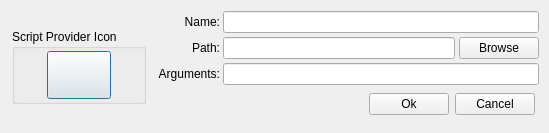
Old version of the form products/RAT-STATS/rstats_ui/src/UIRStatsScriptProviderConfigDialog.ui in the repository cbtek/RStats2017.
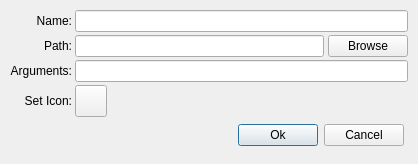
New version of the form.

Commit message: Started updating UIRStatsSVA project and brought gui up to final state Added function to RStatsWorksheet for importing data columns/rows Removed large icon selection from config dialogs

Diff of the .ui file:
```diff
--- a/products/RAT-STATS/rstats_ui/src/UIRStatsScriptProviderConfigDialog.ui
+++ b/products/RAT-STATS/rstats_ui/src/UIRStatsScriptProviderConfigDialog.ui
@@ -6,8 +6,8 @@
    <rect>
     <x>0</x>
     <y>0</y>
-    <width>549</width>
-    <height>133</height>
+    <width>418</width>
+    <height>164</height>
    </rect>
   </property>
   <property name="windowTitle">
@@ -47,105 +47,6 @@
       <property name="bottomMargin">
        <number>4</number>
       </property>
-      <item>
-       <widget class="QFrame" name="verticalFrame">
-        <layout class="QVBoxLayout" name="verticalLayout_2">
-         <property name="leftMargin">
-          <number>4</number>
-         </property>
-         <property name="topMargin">
-          <number>4</number>
-         </property>
-         <property name="rightMargin">
-          <number>4</number>
-         </property>
-         <property name="bottomMargin">
-          <number>4</number>
-         </property>
-         <item>
-          <spacer name="verticalSpacer_2">
-           <property name="orientation">
-            <enum>Qt::Vertical</enum>
-           </property>
-           <property name="sizeHint" stdset="0">
-            <size>
-             <width>20</width>
-             <height>40</height>
-            </size>
-           </property>
-          </spacer>
-         </item>
-         <item>
-          <widget class="QGroupBox" name="verticalGroupBox">
-           <property name="sizePolicy">
-            <sizepolicy hsizetype="Fixed" vsizetype="Preferred">
-             <horstretch>0</horstretch>
-             <verstretch>0</verstretch>
-            </sizepolicy>
-           </property>
-           <property name="title">
-            <string>Script Provider Icon</string>
-           </property>
-           <layout class="QHBoxLayout" name="horizontalLayout_3">
-            <property name="spacing">
-             <number>3</number>
-            </property>
-            <property name="leftMargin">
-             <number>2</number>
-            </property>
-            <property name="topMargin">
-             <number>2</number>
-            </property>
-            <property name="rightMargin">
-             <number>2</number>
-            </property>
-            <property name="bottomMargin">
-             <number>2</number>
-            </property>
-            <item>
-             <widget class="QPushButton" name="m_btnSetIcon">
-              <property name="minimumSize">
-               <size>
-                <width>48</width>
-                <height>48</height>
-               </size>
-              </property>
-              <property name="maximumSize">
-               <size>
-                <width>64</width>
-                <height>64</height>
-               </size>
-              </property>
-              <property name="text">
-               <string/>
-              </property>
-              <property name="iconSize">
-               <size>
-                <width>32</width>
-                <height>32</height>
-               </size>
-              </property>
-             </widget>
-            </item>
-           </layout>
-          </widget>
-         </item>
-         <item>
-          <spacer name="verticalSpacer">
-           <property name="orientation">
-            <enum>Qt::Vertical</enum>
-           </property>
-           <property name="sizeHint" stdset="0">
-            <size>
-             <width>20</width>
-             <height>40</height>
-            </size>
-           </property>
-          </spacer>
-         </item>
-        </layout>
-       </widget>
-      </item>
       <item>
        <layout class="QGridLayout" name="gridLayout">
         <property name="leftMargin">
@@ -163,69 +64,6 @@
         <property name="spacing">
          <number>3</number>
         </property>
-        <item row="2" column="0">
-         <widget class="QLabel" name="label_6">
-          <property name="text">
-           <string>Arguments:</string>
-          </property>
-          <property name="alignment">
-           <set>Qt::AlignRight|Qt::AlignTrailing|Qt::AlignVCenter</set>
-          </property>
-         </widget>
-        </item>
-        <item row="1" column="1">
-         <widget class="QFrame" name="frame">
-          <property name="sizePolicy">
-           <sizepolicy hsizetype="Preferred" vsizetype="Fixed">
-            <horstretch>0</horstretch>
-            <verstretch>0</verstretch>
-           </sizepolicy>
-          </property>
-          <layout class="QHBoxLayout" name="horizontalLayout">
-           <property name="spacing">
-            <number>4</number>
-           </property>
-           <property name="leftMargin">
-            <number>0</number>
-           </property>
-           <property name="topMargin">
-            <number>0</number>
-           </property>
-           <property name="rightMargin">
-            <number>0</number>
-           </property>
-           <property name="bottomMargin">
-            <number>0</number>
-           </property>
-           <item>
-            <widget class="QLineEdit" name="m_txtLocation"/>
-           </item>
-           <item>
-            <widget class="QPushButton" name="m_btnBrowseLocation">
-             <property name="text">
-              <string>Browse</string>
-             </property>
-            </widget>
-           </item>
-          </layout>
-         </widget>
-        </item>
-        <item row="2" column="1">
-         <widget class="QLineEdit" name="m_txtArgs"/>
-        </item>
-        <item row="0" column="1">
-         <widget class="QLineEdit" name="m_txtName"/>
-        </item>
-        <item row="1" column="0">
-         <widget class="QLabel" name="m_lblPath">
-          <property name="text">
-           <string>Path:</string>
-          </property>
-          <property name="alignment">
-           <set>Qt::AlignRight|Qt::AlignTrailing|Qt::AlignVCenter</set>
-          </property>
-         </widget>
-        </item>
         <item row="0" column="0">
          <widget class="QLabel" name="label">
           <property name="text">
@@ -236,7 +74,7 @@
           </property>
          </widget>
         </item>
-        <item row="3" column="1">
+        <item row="4" column="1">
          <widget class="QFrame" name="frame">
           <property name="sizePolicy">
            <sizepolicy hsizetype="Preferred" vsizetype="Fixed">
@@ -287,6 +125,104 @@
           </layout>
          </widget>
         </item>
+        <item row="2" column="0">
+         <widget class="QLabel" name="label_6">
+          <property name="text">
+           <string>Arguments:</string>
+          </property>
+          <property name="alignment">
+           <set>Qt::AlignRight|Qt::AlignTrailing|Qt::AlignVCenter</set>
+          </property>
+         </widget>
+        </item>
+        <item row="1" column="1">
+         <widget class="QFrame" name="frame">
+          <property name="sizePolicy">
+           <sizepolicy hsizetype="Preferred" vsizetype="Fixed">
+            <horstretch>0</horstretch>
+            <verstretch>0</verstretch>
+           </sizepolicy>
+          </property>
+          <layout class="QHBoxLayout" name="horizontalLayout">
+           <property name="spacing">
+            <number>4</number>
+           </property>
+           <property name="leftMargin">
+            <number>0</number>
+           </property>
+           <property name="topMargin">
+            <number>0</number>
+           </property>
+           <property name="rightMargin">
+            <number>0</number>
+           </property>
+           <property name="bottomMargin">
+            <number>0</number>
+           </property>
+           <item>
+            <widget class="QLineEdit" name="m_txtLocation"/>
+           </item>
+           <item>
+            <widget class="QPushButton" name="m_btnBrowseLocation">
+             <property name="text">
+              <string>Browse</string>
+             </property>
+            </widget>
+           </item>
+          </layout>
+         </widget>
+        </item>
+        <item row="2" column="1">
+         <widget class="QLineEdit" name="m_txtArgs"/>
+        </item>
+        <item row="0" column="1">
+         <widget class="QLineEdit" name="m_txtName"/>
+        </item>
+        <item row="1" column="0">
+         <widget class="QLabel" name="m_lblPath">
+          <property name="text">
+           <string>Path:</string>
+          </property>
+          <property name="alignment">
+           <set>Qt::AlignRight|Qt::AlignTrailing|Qt::AlignVCenter</set>
+          </property>
+         </widget>
+        </item>
+        <item row="3" column="0">
+         <widget class="QLabel" name="label_2">
+          <property name="text">
+           <string>Set Icon:</string>
+          </property>
+          <property name="alignment">
+           <set>Qt::AlignRight|Qt::AlignTrailing|Qt::AlignVCenter</set>
+          </property>
+         </widget>
+        </item>
+        <item row="3" column="1">
+         <widget class="QPushButton" name="m_btnSetIcon">
+          <property name="minimumSize">
+           <size>
+            <width>32</width>
+            <height>32</height>
+           </size>
+          </property>
+          <property name="maximumSize">
+           <size>
+            <width>32</width>
+            <height>32</height>
+           </size>
+          </property>
+          <property name="text">
+           <string/>
+          </property>
+          <property name="iconSize">
+           <size>
+            <width>24</width>
+            <height>24</height>
+           </size>
+          </property>
+         </widget>
+        </item>
        </layout>
       </item>
      </layout>
```
Left out of the diff: 1 changed line with no effect on the pictures. The commit also changes 12 other files.
